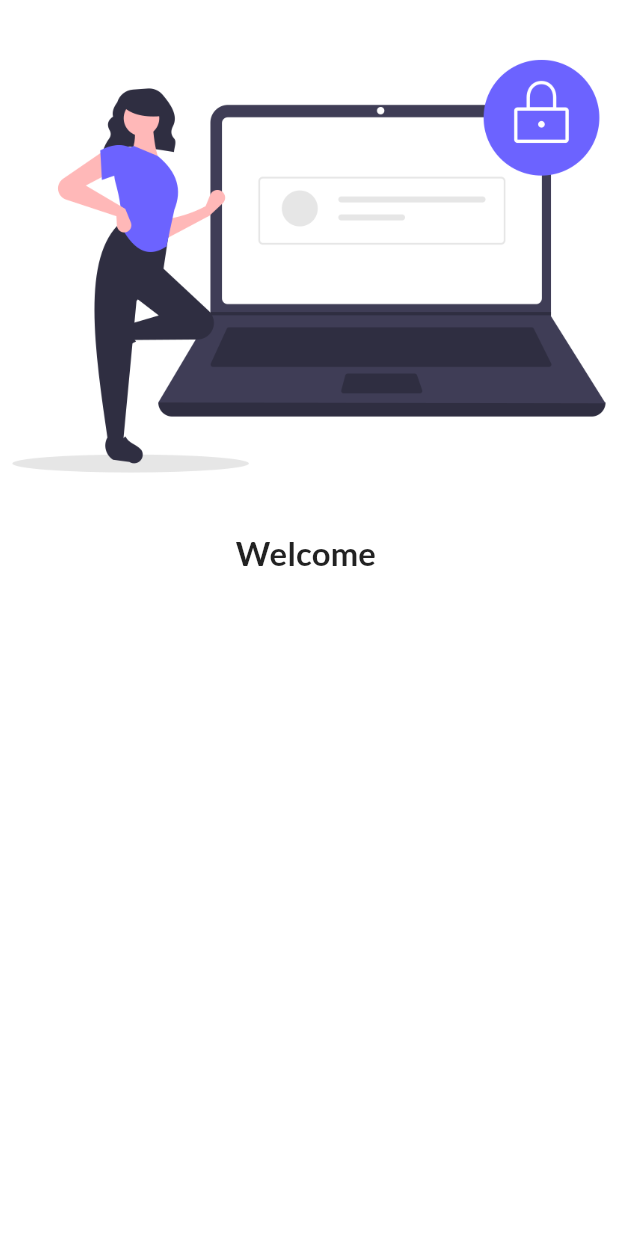
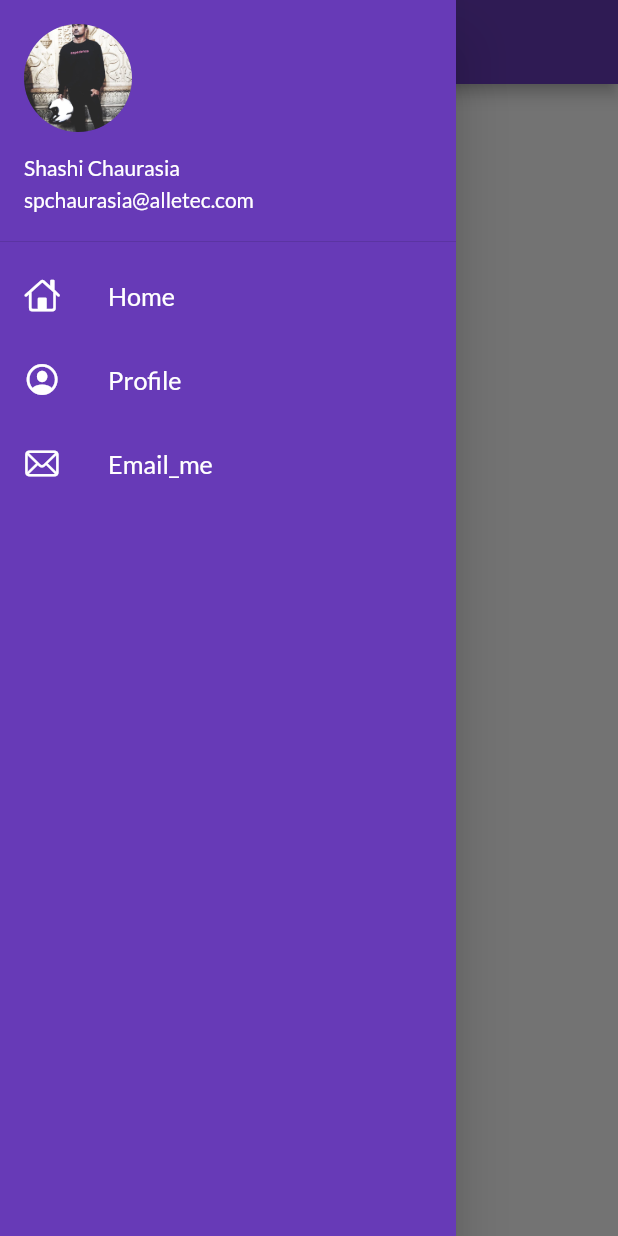
Before and after one commit to Shashi-Chaurasia/FlutterDemoProject, a Flutter app: the screen it shows after launch, with the side drawer open (before the commit the screen has no drawer), on a phone screen of 412 x 824 dp. Run offline on Flutter 3.47's test engine with Material 2 defaults, Android fonts, the phone set to English and light mode, and no system bars; our stand-ins replace google_fonts; missing offline and left inert: dart:html.

Commit message:
upadate in drawer

```diff
--- a/userlogin/lib/main.dart
+++ b/userlogin/lib/main.dart
@@ -26,7 +26,8 @@ class MyApp extends StatelessWidget {
       darkTheme: ThemeData(
         brightness: Brightness.dark,
       ),
-      initialRoute: "/login",
+      debugShowCheckedModeBanner: false,
+      initialRoute: MyRoutes.homeRoute,
       routes: {
         MyRoutes.homeRoute: (context) => HomePage(),
         MyRoutes.loginRoute: (context) => LoginPage(),
--- a/userlogin/lib/pages/home.dart
+++ b/userlogin/lib/pages/home.dart
@@ -1,4 +1,6 @@
 import 'package:flutter/material.dart';
+import 'package:userlogin/widgets/drawer.dart';
+
 
 
 class HomePage extends StatelessWidget {
@@ -10,7 +12,13 @@ class HomePage extends StatelessWidget {
       appBar: AppBar(
         title: Text("Awesome Web Aapp"),
       ),
+      body: Center(
+        child: Container(
+          child: Text("welcome"),
 
+        ),
+      ),
+      drawer:MyDrawer(),
     );
   }
 }
--- /dev/null
+++ b/userlogin/lib/widgets/drawer.dart
@@ -0,0 +1,75 @@
+import 'dart:ui';
+
+import 'package:flutter/cupertino.dart';
+import 'package:flutter/material.dart';
+
+class MyDrawer extends StatelessWidget {
+  // final image = "assets/images/mypic.jpeg";
+  // const MyDrawer({Key? key}) : super(key: key);
+
+  @override
+  Widget build(BuildContext context) {
+    return Drawer(
+      child: Container(
+        color: Colors.deepPurple,
+        child: ListView(
+          padding: EdgeInsets.zero,
+          children: [
+            DrawerHeader(
+              padding:EdgeInsets.zero,
+              child: UserAccountsDrawerHeader(
+                margin: EdgeInsets.zero,
+                accountName: Text("Shashi Chaurasia"),
+                accountEmail: Text("spchaurasia@alletec.com"),
+                // currentAccountPicture: Image.asset("assets/images/mypic.jpeg"),
+                currentAccountPicture: CircleAvatar(
+                  backgroundImage: AssetImage("assests/images/mypic.jpeg"),
+                )
+
+              ),
+              ),
+              ListTile(
+                leading: Icon(
+                  CupertinoIcons.home,
+                  color: Colors.white,
+                ),
+                title: Text(
+                  "Home",
+                  textScaleFactor: 1.2,
+                  style:TextStyle(
+                    color: Colors.white,
+                  )
+                ),
+              ),
+              ListTile(
+                leading: Icon(
+                  CupertinoIcons.profile_circled,
+                  color: Colors.white,
+                ),
+                title: Text(
+                  "Profile",
+                  textScaleFactor: 1.2,
+                  style:TextStyle(
+                    color: Colors.white,
+                  )
+                ),
+              ),
+              ListTile(
+                leading: Icon(
+                  CupertinoIcons.mail,
+                  color: Colors.white,
+                ),
+                title: Text(
+                  "Email_me",
+                  textScaleFactor: 1.2,
+                  style:TextStyle(
+                    color: Colors.white,
+                  )
+                ),
+              )
+          ],
+          ),
+      )
+    );
+  }
+}
```
Also changed, not shown: userlogin/lib/pages/user_login.dart (+1 -6 lines), userlogin/assests/images/mypic.jpeg (added).
